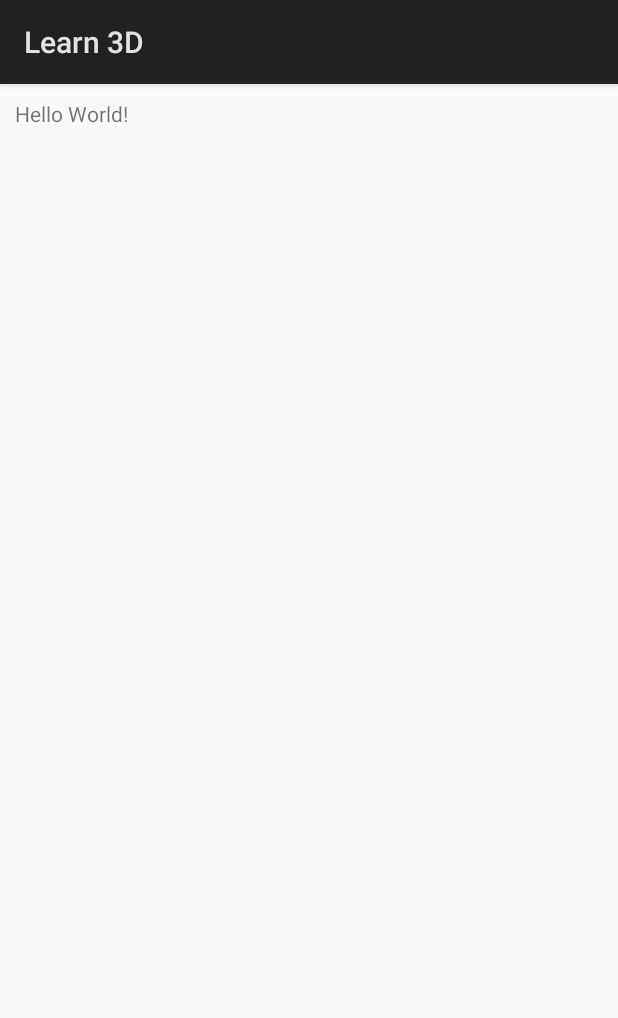
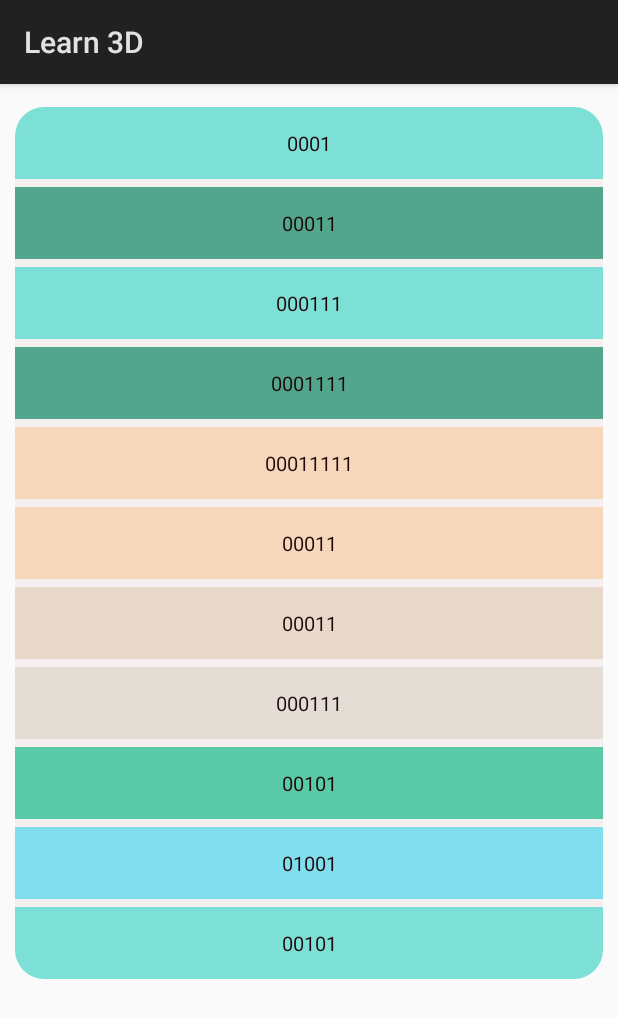
Before and after one commit to daijinguo/bookgame, an Android app: the screen it shows after launch (MainActivity), on a phone screen of 412 x 824 dp. Shown: the top 1018 px of the screen. Run offline under Robolectric (Android 15) with nearby library versions, the phone set to English and light mode, and no system bars; 1 statement that could not run was skipped.

Commit message:
design the first activity
Not finish yet, part 0x001

```diff
--- a/app/src/main/AndroidManifest.xml
+++ b/app/src/main/AndroidManifest.xml
@@ -1,6 +1,6 @@
 <?xml version="1.0" encoding="utf-8"?>
 <manifest xmlns:android="http://schemas.android.com/apk/res/android"
-    package="android.dai.bookgame" >
+    package="android.dai.bookgame">
 
     <application
         android:allowBackup="true"
@@ -8,8 +8,8 @@
         android:label="@string/app_name"
         android:roundIcon="@mipmap/ic_launcher_round"
         android:supportsRtl="true"
-        android:theme="@style/AppTheme" >
-        <activity android:name=".MainActivity" >
+        android:theme="@style/AppTheme">
+        <activity android:name=".MainActivity">
             <intent-filter>
                 <action android:name="android.intent.action.MAIN" />
 
--- a/app/src/main/java/android/dai/bookgame/MainActivity.java
+++ b/app/src/main/java/android/dai/bookgame/MainActivity.java
@@ -1,8 +1,16 @@
 package android.dai.bookgame;
 
 import android.app.Activity;
+import android.graphics.Outline;
 import android.os.Bundle;
+import android.util.Log;
+import android.view.LayoutInflater;
+import android.view.View;
+import android.view.ViewOutlineProvider;
+import android.widget.LinearLayout;
 import android.widget.TextView;
+
+import java.util.Random;
 
 public class MainActivity extends Activity {
 
@@ -17,14 +25,78 @@ public class MainActivity extends Activity {
      */
     public native String stringFromJNI();
 
+    private final static int viewColors[] = {
+            R.color.colorItemView,
+            R.color.colorItemView1,
+            R.color.colorItemView2,
+            R.color.colorItemView3,
+            R.color.colorItemView4,
+            R.color.colorItemView5,
+            R.color.colorItemView6,
+            R.color.colorItemView7,
+            R.color.colorItemView8,
+            R.color.colorItemView9
+    };
+
+    private static Random msRandom = new Random(viewColors.length);
+
+    private LinearLayout mContainer;
+
     @Override
     protected void onCreate(Bundle savedInstanceState) {
         super.onCreate(savedInstanceState);
         setContentView(R.layout.activity_main);
 
-        //// // Example of a call to a native method
-        ////TextView tv = (TextView) findViewById(R.id.sample_text);
-        ////tv.setText(stringFromJNI());
+        View mainer = findViewById(R.id.mainer);
+        // demo use setOutlineProvider address
+        // http://blog.csdn.net/u013210620/article/details/50075533
+        mainer.setClipToOutline(true);
+        mainer.setOutlineProvider(new ViewOutlineProvider() {
+            @Override
+            public void getOutline(View view, Outline outline) {
+                //outline.setOval(0, 0, view.getWidth(), view.getHeight());
+                int radius = Math.min(view.getWidth(), view.getHeight()) / 20;
+                outline.setRoundRect(0, 0, view.getWidth(), view.getHeight(), radius);
+            }
+        });
+
+        mContainer = (LinearLayout) findViewById(R.id.container);
+
+
+        addView(createView("0001", null));
+        addView(createView("00011", null));
+        addView(createView("000111", null));
+        addView(createView("0001111", null));
+        addView(createView("00011111", null));
+        addView(createView("00011", null));
+        addView(createView("00011", null));
+        addView(createView("000111", null));
+        addView(createView("00101", null));
+        addView(createView("01001", null));
+        addView(createView("00101", null));
+    }
+
+    private void addView(View view) {
+        if (null != view && null != mContainer) {
+            final int N = mContainer.getChildCount();
+            for (int i = 0; i < N; ++i) {
+                if (view == mContainer.getChildAt(i))
+                    return;
+            }
+
+            mContainer.addView(view);
+        }
+    }
+
+    private TextView createView(String desc, View.OnClickListener listener) {
+        TextView view = (TextView) LayoutInflater.from(this).inflate(R.layout.linear_item_view, null);
+        if (null != view) {
+            view.setText(desc);
+            view.setOnClickListener(listener);
+            final int I = msRandom.nextInt(viewColors.length);
+            view.setBackgroundColor(getResources().getColor(viewColors[I]));
+        }
+        return view;
     }
 
 
--- /dev/null
+++ b/app/src/main/res/drawable/linear_divider.xml
@@ -0,0 +1,5 @@
+<?xml version="1.0" encoding="utf-8"?>
+<shape xmlns:android="http://schemas.android.com/apk/res/android">
+    <solid android:color="@color/colorLinearDivider" />
+    <size android:height="5dp" />
+</shape>
--- a/app/src/main/res/layout/activity_main.xml
+++ b/app/src/main/res/layout/activity_main.xml
@@ -1,13 +1,19 @@
 <?xml version="1.0" encoding="utf-8"?>
 <ScrollView xmlns:android="http://schemas.android.com/apk/res/android"
+    android:id="@+id/mainer"
     android:layout_width="match_parent"
-    android:layout_height="match_parent"
-    android:layout_margin="10dp">
+    android:layout_height="wrap_content"
+    android:layout_marginBottom="15dp"
+    android:layout_marginEnd="10dp"
+    android:layout_marginStart="10dp"
+    android:layout_marginTop="15dp"
+    android:scrollbars="none">
 
-    <TextView
-        android:id="@+id/sample_text"
-        android:layout_width="wrap_content"
+    <LinearLayout
+        android:id="@+id/container"
+        android:layout_width="match_parent"
         android:layout_height="wrap_content"
-        android:text="Hello World!" />
-
+        android:divider="@drawable/linear_divider"
+        android:orientation="vertical"
+        android:showDividers="middle" />
 </ScrollView>
--- /dev/null
+++ b/app/src/main/res/layout/linear_item_view.xml
@@ -0,0 +1,9 @@
+<?xml version="1.0" encoding="utf-8"?>
+<TextView xmlns:android="http://schemas.android.com/apk/res/android"
+    android:layout_width="match_parent"
+    android:layout_height="wrap_content"
+    android:gravity="center"
+    android:minHeight="48dp"
+    android:padding="4dp"
+    android:textColor="#f51a0101"
+    android:textSize="13sp" />
--- a/app/src/main/res/values/colors.xml
+++ b/app/src/main/res/values/colors.xml
@@ -3,4 +3,16 @@
     <color name="colorPrimary">#3F51B5</color>
     <color name="colorPrimaryDark">#303F9F</color>
     <color name="colorAccent">#FF4081</color>
+
+    <color name="colorLinearDivider">#51ead9d7</color>
+    <color name="colorItemView">#be198b69</color>
+    <color name="colorItemView1">#be23ba8d</color>
+    <color name="colorItemView2">#a82acfc1</color>
+    <color name="colorItemView3">#9a2acfc1</color>
+    <color name="colorItemView4">#9a31cce7</color>
+    <color name="colorItemView5">#bd31cce7</color>
+    <color name="colorItemView6">#a8f4c69b</color>
+    <color name="colorItemView7">#a8dfc7b1</color>
+    <color name="colorItemView8">#5ebfab98</color>
+    <color name="colorItemView9">#78ce7c66</color>
 </resources>
```
Also changed, not shown: 1 other file.
